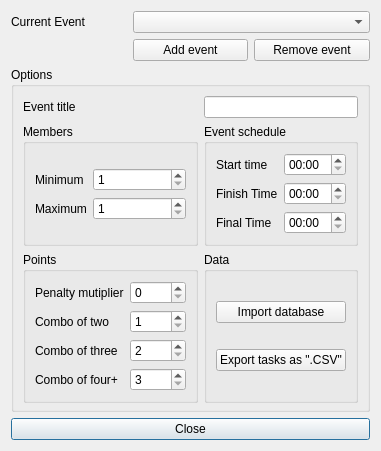
First picture: the form in gui_event.ui, repository FrankMamuda/ketoevent, before the edit.
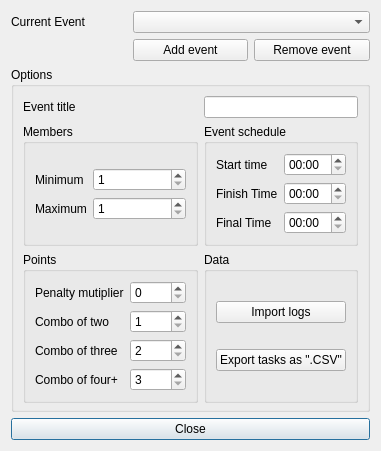
Second picture: the form after the edit. Icons and pictures are not drawn.

```diff
--- a/gui_event.ui
+++ b/gui_event.ui
@@ -39,7 +39,7 @@
             <string>Import log database from a different machine (beta)</string>
            </property>
            <property name="text">
-            <string>Import database</string>
+            <string>Import logs</string>
            </property>
            <property name="icon">
             <iconset resource="resources.qrc">
```
